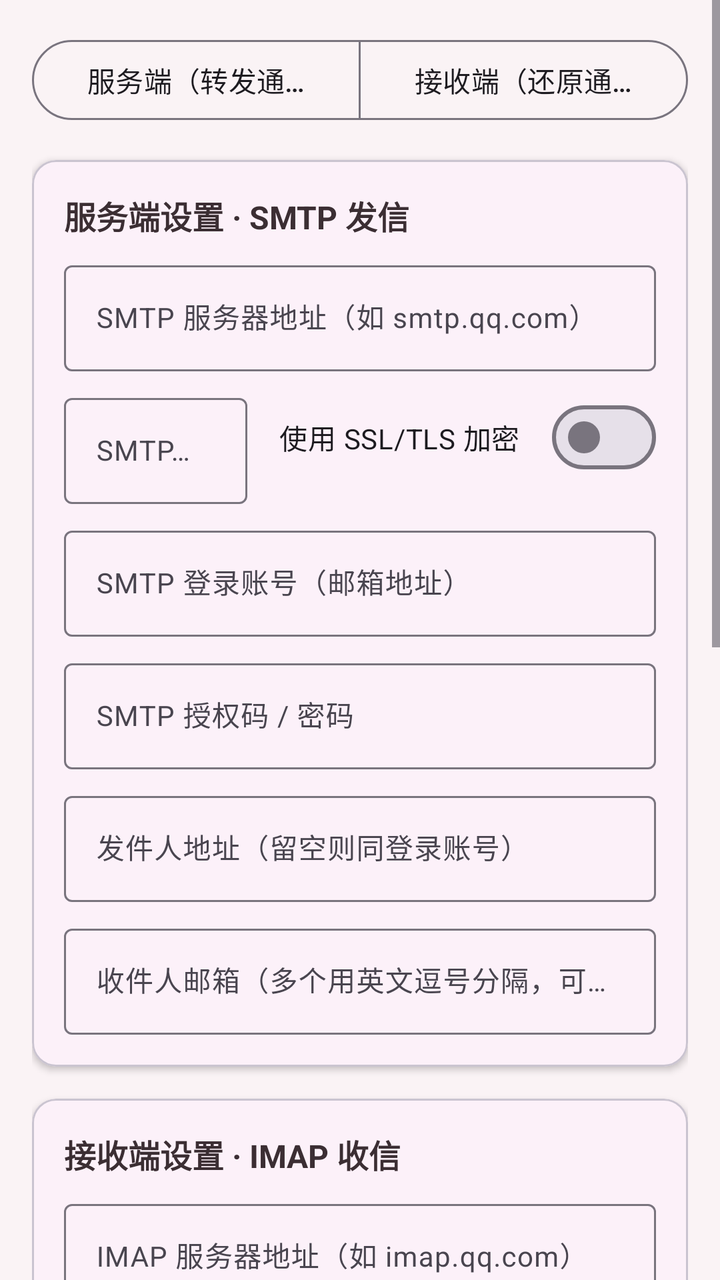
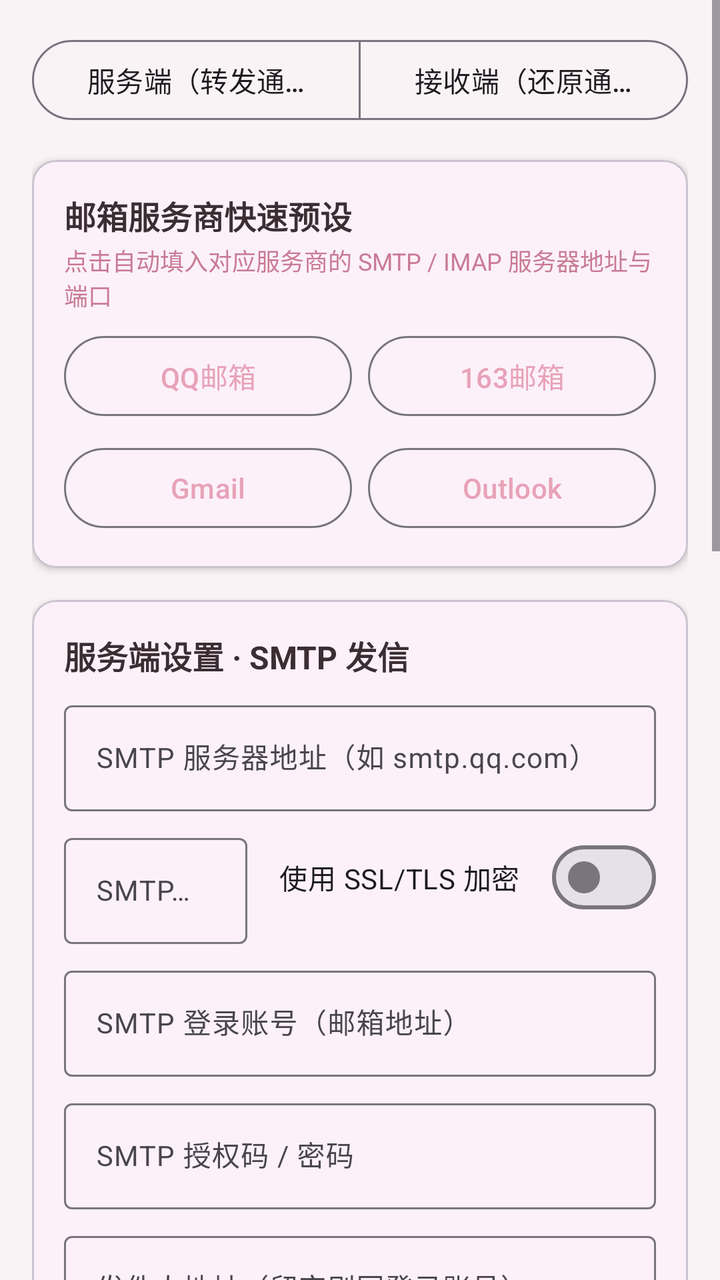

The first picture is an Android layout as it rendered before a commit; the second is the same layout after the commit. The layout source and the unified diff follow.
<!-- AndroidManifest.xml: application theme Theme.MuHanSync -->
<!-- res/layout/activity_main.xml -->
<?xml version="1.0" encoding="utf-8"?>
<ScrollView xmlns:android="http://schemas.android.com/apk/res/android"
    xmlns:app="http://schemas.android.com/apk/res-auto"
    android:layout_width="match_parent"
    android:layout_height="match_parent"
    android:background="@color/background"
    android:fillViewport="true">

    <LinearLayout
        android:layout_width="match_parent"
        android:layout_height="wrap_content"
        android:orientation="vertical"
        android:padding="16dp">

        
        <com.google.android.material.button.MaterialButtonToggleGroup
            android:id="@+id/modeToggle"
            android:layout_width="match_parent"
            android:layout_height="wrap_content"
            app:singleSelection="true"
            app:selectionRequired="true">

            <com.google.android.material.button.MaterialButton
                android:id="@+id/btnModeSender"
                style="?attr/materialButtonOutlinedStyle"
                android:layout_width="0dp"
                android:layout_height="wrap_content"
                android:layout_weight="1"
                android:text="@string/mode_sender" />

            <com.google.android.material.button.MaterialButton
                android:id="@+id/btnModeReceiver"
                style="?attr/materialButtonOutlinedStyle"
                android:layout_width="0dp"
                android:layout_height="wrap_content"
                android:layout_weight="1"
                android:text="@string/mode_receiver" />
        </com.google.android.material.button.MaterialButtonToggleGroup>

        
        <com.google.android.material.card.MaterialCardView
            android:id="@+id/cardSender"
            android:layout_width="match_parent"
            android:layout_height="wrap_content"
            android:layout_marginTop="16dp"
            app:cardCornerRadius="12dp"
            app:cardElevation="2dp">

            <LinearLayout
                android:layout_width="match_parent"
                android:layout_height="wrap_content"
                android:orientation="vertical"
                android:padding="16dp">

                <TextView
                    android:layout_width="wrap_content"
                    android:layout_height="wrap_content"
                    android:text="@string/smtp_settings"
                    android:textColor="@color/text_main"
                    android:textSize="16sp"
                    android:textStyle="bold" />

                <com.google.android.material.textfield.TextInputLayout
                    style="@style/Widget.Material3.TextInputLayout.OutlinedBox"
                    android:layout_width="match_parent"
                    android:layout_height="wrap_content"
                    android:layout_marginTop="8dp"
                    android:hint="@string/smtp_host">

                    <com.google.android.material.textfield.TextInputEditText
                        android:id="@+id/etSmtpHost"
                        android:layout_width="match_parent"
                        android:layout_height="wrap_content"
                        android:inputType="text"
                        android:textSize="14sp" />
                </com.google.android.material.textfield.TextInputLayout>

                <LinearLayout
                    android:layout_width="match_parent"
                    android:layout_height="wrap_content"
                    android:orientation="horizontal">

                    <com.google.android.material.textfield.TextInputLayout
                        style="@style/Widget.Material3.TextInputLayout.OutlinedBox"
                        android:layout_width="0dp"
                        android:layout_height="wrap_content"
                        android:layout_marginTop="8dp"
                        android:layout_weight="1"
                        android:hint="@string/smtp_port">

                        <com.google.android.material.textfield.TextInputEditText
                            android:id="@+id/etSmtpPort"
                            android:layout_width="match_parent"
                            android:layout_height="wrap_content"
                            android:inputType="number"
                            android:textSize="14sp" />
                    </com.google.android.material.textfield.TextInputLayout>

                    <com.google.android.material.materialswitch.MaterialSwitch
                        android:id="@+id/switchSmtpSsl"
                        android:layout_width="wrap_content"
                        android:layout_height="wrap_content"
                        android:layout_gravity="center_vertical"
                        android:layout_marginStart="16dp"
                        android:text="@string/smtp_ssl" />
                </LinearLayout>

                <com.google.android.material.textfield.TextInputLayout
                    style="@style/Widget.Material3.TextInputLayout.OutlinedBox"
                    android:layout_width="match_parent"
                    android:layout_height="wrap_content"
                    android:layout_marginTop="8dp"
                    android:hint="@string/smtp_user">

                    <com.google.android.material.textfield.TextInputEditText
                        android:id="@+id/etSmtpUser"
                        android:layout_width="match_parent"
                        android:layout_height="wrap_content"
                        android:inputType="textEmailAddress"
                        android:textSize="14sp" />
                </com.google.android.material.textfield.TextInputLayout>

                <com.google.android.material.textfield.TextInputLayout
                    style="@style/Widget.Material3.TextInputLayout.OutlinedBox"
                    android:layout_width="match_parent"
                    android:layout_height="wrap_content"
                    android:layout_marginTop="8dp"
                    android:hint="@string/smtp_password">

                    <com.google.android.material.textfield.TextInputEditText
                        android:id="@+id/etSmtpPassword"
                        android:layout_width="match_parent"
                        android:layout_height="wrap_content"
                        android:inputType="textPassword"
                        android:textSize="14sp" />
                </com.google.android.material.textfield.TextInputLayout>

                <com.google.android.material.textfield.TextInputLayout
                    style="@style/Widget.Material3.TextInputLayout.OutlinedBox"
                    android:layout_width="match_parent"
                    android:layout_height="wrap_content"
                    android:layout_marginTop="8dp"
                    android:hint="@string/smtp_from">

                    <com.google.android.material.textfield.TextInputEditText
                        android:id="@+id/etSmtpFrom"
                        android:layout_width="match_parent"
                        android:layout_height="wrap_content"
                        android:inputType="textEmailAddress"
                        android:textSize="14sp" />
                </com.google.android.material.textfield.TextInputLayout>

                <com.google.android.material.textfield.TextInputLayout
                    style="@style/Widget.Material3.TextInputLayout.OutlinedBox"
                    android:layout_width="match_parent"
                    android:layout_height="wrap_content"
                    android:layout_marginTop="8dp"
                    android:hint="@string/recipients">

                    <com.google.android.material.textfield.TextInputEditText
                        android:id="@+id/etRecipients"
                        android:layout_width="match_parent"
                        android:layout_height="wrap_content"
                        android:inputType="textEmailAddress|textMultiLine"
                        android:textSize="14sp" />
                </com.google.android.material.textfield.TextInputLayout>
            </LinearLayout>
        </com.google.android.material.card.MaterialCardView>

        
        <com.google.android.material.card.MaterialCardView
            android:id="@+id/cardReceiver"
            android:layout_width="match_parent"
            android:layout_height="wrap_content"
            android:layout_marginTop="16dp"
            app:cardCornerRadius="12dp"
            app:cardElevation="2dp">

            <LinearLayout
                android:layout_width="match_parent"
                android:layout_height="wrap_content"
                android:orientation="vertical"
                android:padding="16dp">

                <TextView
                    android:layout_width="wrap_content"
                    android:layout_height="wrap_content"
                    android:text="@string/imap_settings"
                    android:textColor="@color/text_main"
                    android:textSize="16sp"
                    android:textStyle="bold" />

                <com.google.android.material.textfield.TextInputLayout
                    style="@style/Widget.Material3.TextInputLayout.OutlinedBox"
                    android:layout_width="match_parent"
                    android:layout_height="wrap_content"
                    android:layout_marginTop="8dp"
                    android:hint="@string/imap_host">

                    <com.google.android.material.textfield.TextInputEditText
                        android:id="@+id/etImapHost"
                        android:layout_width="match_parent"
                        android:layout_height="wrap_content"
                        android:inputType="text"
                        android:textSize="14sp" />
                </com.google.android.material.textfield.TextInputLayout>

                <LinearLayout
                    android:layout_width="match_parent"
                    android:layout_height="wrap_content"
                    android:orientation="horizontal">

                    <com.google.android.material.textfield.TextInputLayout
                        style="@style/Widget.Material3.TextInputLayout.OutlinedBox"
                        android:layout_width="0dp"
                        android:layout_height="wrap_content"
                        android:layout_marginTop="8dp"
                        android:layout_weight="1"
                        android:hint="@string/imap_port">

                        <com.google.android.material.textfield.TextInputEditText
                            android:id="@+id/etImapPort"
                            android:layout_width="match_parent"
                            android:layout_height="wrap_content"
                            android:inputType="number"
                            android:textSize="14sp" />
                    </com.google.android.material.textfield.TextInputLayout>

                    <com.google.android.material.materialswitch.MaterialSwitch
                        android:id="@+id/switchImapSsl"
                        android:layout_width="wrap_content"
                        android:layout_height="wrap_content"
                        android:layout_gravity="center_vertical"
                        android:layout_marginStart="16dp"
                        android:text="@string/imap_ssl" />
                </LinearLayout>

                <com.google.android.material.textfield.TextInputLayout
                    style="@style/Widget.Material3.TextInputLayout.OutlinedBox"
                    android:layout_width="match_parent"
                    android:layout_height="wrap_content"
                    android:layout_marginTop="8dp"
                    android:hint="@string/imap_user">

                    <com.google.android.material.textfield.TextInputEditText
                        android:id="@+id/etImapUser"
                        android:layout_width="match_parent"
                        android:layout_height="wrap_content"
                        android:inputType="textEmailAddress"
                        android:textSize="14sp" />
                </com.google.android.material.textfield.TextInputLayout>

                <com.google.android.material.textfield.TextInputLayout
                    style="@style/Widget.Material3.TextInputLayout.OutlinedBox"
                    android:layout_width="match_parent"
                    android:layout_height="wrap_content"
                    android:layout_marginTop="8dp"
                    android:hint="@string/imap_password">

                    <com.google.android.material.textfield.TextInputEditText
                        android:id="@+id/etImapPassword"
                        android:layout_width="match_parent"
                        android:layout_height="wrap_content"
                        android:inputType="textPassword"
                        android:textSize="14sp" />
                </com.google.android.material.textfield.TextInputLayout>

                <com.google.android.material.textfield.TextInputLayout
                    style="@style/Widget.Material3.TextInputLayout.OutlinedBox"
                    android:layout_width="match_parent"
                    android:layout_height="wrap_content"
                    android:layout_marginTop="8dp"
                    android:hint="@string/imap_folder">

                    <com.google.android.material.textfield.TextInputEditText
                        android:id="@+id/etImapFolder"
                        android:layout_width="match_parent"
                        android:layout_height="wrap_content"
                        android:inputType="text"
                        android:text="INBOX"
                        android:textSize="14sp" />
                </com.google.android.material.textfield.TextInputLayout>
            </LinearLayout>
        </com.google.android.material.card.MaterialCardView>

        
        <com.google.android.material.card.MaterialCardView
            android:layout_width="match_parent"
            android:layout_height="wrap_content"
            android:layout_marginTop="16dp"
            app:cardCornerRadius="12dp"
            app:cardElevation="2dp">

            <LinearLayout
                android:layout_width="match_parent"
                android:layout_height="wrap_content"
                android:orientation="vertical"
                android:padding="16dp">

                <TextView
                    android:layout_width="wrap_content"
                    android:layout_height="wrap_content"
                    android:text="@string/common_settings"
                    android:textColor="@color/text_main"
                    android:textSize="16sp"
                    android:textStyle="bold" />

                <com.google.android.material.textfield.TextInputLayout
                    style="@style/Widget.Material3.TextInputLayout.OutlinedBox"
                    android:layout_width="match_parent"
                    android:layout_height="wrap_content"
                    android:layout_marginTop="8dp"
                    android:hint="@string/device_name">

                    <com.google.android.material.textfield.TextInputEditText
                        android:id="@+id/etDeviceName"
                        android:layout_width="match_parent"
                        android:layout_height="wrap_content"
                        android:inputType="text"
                        android:textSize="14sp" />
                </com.google.android.material.textfield.TextInputLayout>
            </LinearLayout>
        </com.google.android.material.card.MaterialCardView>

        
        <LinearLayout
            android:layout_width="match_parent"
            android:layout_height="wrap_content"
            android:layout_marginTop="16dp"
            android:orientation="horizontal">

            <com.google.android.material.button.MaterialButton
                android:id="@+id/btnSave"
                android:layout_width="0dp"
                android:layout_height="wrap_content"
                android:layout_weight="1"
                android:text="@string/save" />

            <com.google.android.material.button.MaterialButton
                android:id="@+id/btnToggleService"
                android:layout_width="0dp"
                android:layout_height="wrap_content"
                android:layout_marginStart="8dp"
                android:layout_weight="1"
                android:text="@string/toggle_service" />

            <com.google.android.material.button.MaterialButton
                android:id="@+id/btnTest"
                style="?attr/materialButtonOutlinedStyle"
                android:layout_width="0dp"
                android:layout_height="wrap_content"
                android:layout_marginStart="8dp"
                android:layout_weight="1"
                android:text="@string/test" />
        </LinearLayout>

        <TextView
            android:id="@+id/tvStatus"
            android:layout_width="match_parent"
            android:layout_height="wrap_content"
            android:layout_marginTop="12dp"
            android:textColor="@color/text_main"
            android:textSize="13sp" />

        <TextView
            android:id="@+id/btnAbout"
            android:layout_width="match_parent"
            android:layout_height="wrap_content"
            android:layout_marginTop="8dp"
            android:layout_marginBottom="24dp"
            android:gravity="center"
            android:padding="8dp"
            android:text="@string/about_title"
            android:textColor="@color/primary_dark"
            android:textSize="14sp" />
    </LinearLayout>
</ScrollView>
<!-- resources referenced by this layout -->
<resources>
  <color name="background">#FAF3F5</color>
  <color name="primary_dark">#C97B94</color>
  <color name="text_main">#3B2E33</color>
  <string name="about_title">关于慕寒消息云同步</string>
  <string name="common_settings">通用设置</string>
  <string name="device_name">设备名称</string>
  <string name="imap_folder">收件箱文件夹</string>
  <string name="imap_host">IMAP 服务器地址（如 imap.qq.com）</string>
  <string name="imap_password">IMAP 授权码 / 密码</string>
  <string name="imap_port">IMAP 端口</string>
  <string name="imap_settings">接收端设置 · IMAP 收信</string>
  <string name="imap_ssl">使用 SSL/TLS 加密</string>
  <string name="imap_user">IMAP 登录账号（邮箱地址）</string>
  <string name="mode_receiver">接收端（还原通知）</string>
  <string name="mode_sender">服务端（转发通知）</string>
  <string name="recipients">收件人邮箱（多个用英文逗号分隔，可实现多设备同时接收）</string>
  <string name="save">保存设置</string>
  <string name="smtp_from">发件人地址（留空则同登录账号）</string>
  <string name="smtp_host">SMTP 服务器地址（如 smtp.qq.com）</string>
  <string name="smtp_password">SMTP 授权码 / 密码</string>
  <string name="smtp_port">SMTP 端口</string>
  <string name="smtp_settings">服务端设置 · SMTP 发信</string>
  <string name="smtp_ssl">使用 SSL/TLS 加密</string>
  <string name="smtp_user">SMTP 登录账号（邮箱地址）</string>
  <string name="test">测试</string>
  <string name="toggle_service">启动服务</string>
  <style name="Theme.MuHanSync" parent="Theme.Material3.Light.NoActionBar">
          <item name="colorPrimary">@color/primary</item>
          <item name="colorPrimaryDark">@color/primary_dark</item>
          <item name="colorSecondary">@color/accent</item>
          <item name="android:colorBackground">@color/background</item>
          <item name="android:statusBarColor">@color/primary_dark</item>
      </style>
  <color name="primary">#E8A2B8</color>
  <color name="accent">#F5C2D0</color>
</resources>

<!-- the commit's change to res/layout/activity_main.xml (unified diff, before → after) -->
@@ -36,6 +36,86 @@
                 android:layout_weight="1"
                 android:text="@string/mode_receiver" />
         </com.google.android.material.button.MaterialButtonToggleGroup>
+
+        
+        <com.google.android.material.card.MaterialCardView
+            android:layout_width="match_parent"
+            android:layout_height="wrap_content"
+            android:layout_marginTop="16dp"
+            app:cardCornerRadius="12dp"
+            app:cardElevation="2dp">
+
+            <LinearLayout
+                android:layout_width="match_parent"
+                android:layout_height="wrap_content"
+                android:orientation="vertical"
+                android:padding="16dp">
+
+                <TextView
+                    android:layout_width="wrap_content"
+                    android:layout_height="wrap_content"
+                    android:text="@string/preset_title"
+                    android:textColor="@color/text_main"
+                    android:textSize="16sp"
+                    android:textStyle="bold" />
+
+                <TextView
+                    android:layout_width="wrap_content"
+                    android:layout_height="wrap_content"
+                    android:layout_marginTop="2dp"
+                    android:text="@string/preset_hint"
+                    android:textColor="@color/primary_dark"
+                    android:textSize="12sp" />
+
+                <LinearLayout
+                    android:layout_width="match_parent"
+                    android:layout_height="wrap_content"
+                    android:layout_marginTop="8dp"
+                    android:orientation="horizontal">
+
+                    <com.google.android.material.button.MaterialButton
+                        android:id="@+id/btnPresetQQ"
+                        style="?attr/materialButtonOutlinedStyle"
+                        android:layout_width="0dp"
+                        android:layout_height="wrap_content"
+                        android:layout_weight="1"
+                        android:text="@string/preset_qq" />
+
+                    <com.google.android.material.button.MaterialButton
+                        android:id="@+id/btnPreset163"
+                        style="?attr/materialButtonOutlinedStyle"
+                        android:layout_width="0dp"
+                        android:layout_height="wrap_content"
+                        android:layout_marginStart="8dp"
+                        android:layout_weight="1"
+                        android:text="@string/preset_163" />
+                </LinearLayout>
+
+                <LinearLayout
+                    android:layout_width="match_parent"
+                    android:layout_height="wrap_content"
+                    android:layout_marginTop="8dp"
+                    android:orientation="horizontal">
+
+                    <com.google.android.material.button.MaterialButton
+                        android:id="@+id/btnPresetGmail"
+                        style="?attr/materialButtonOutlinedStyle"
+                        android:layout_width="0dp"
+                        android:layout_height="wrap_content"
+                        android:layout_weight="1"
+                        android:text="@string/preset_gmail" />
+
+                    <com.google.android.material.button.MaterialButton
+                        android:id="@+id/btnPresetOutlook"
+                        style="?attr/materialButtonOutlinedStyle"
+                        android:layout_width="0dp"
+                        android:layout_height="wrap_content"
+                        android:layout_marginStart="8dp"
+                        android:layout_weight="1"
+                        android:text="@string/preset_outlook" />
+                </LinearLayout>
+            </LinearLayout>
+        </com.google.android.material.card.MaterialCardView>
 
         
         <com.google.android.material.card.MaterialCardView
<!-- resource entries referenced after the edit -->
@@ -15,6 +15,12 @@
   <string name="imap_user">IMAP 登录账号（邮箱地址）</string>
   <string name="mode_receiver">接收端（还原通知）</string>
   <string name="mode_sender">服务端（转发通知）</string>
+  <string name="preset_163">163邮箱</string>
+  <string name="preset_gmail">Gmail</string>
+  <string name="preset_hint">点击自动填入对应服务商的 SMTP / IMAP 服务器地址与端口</string>
+  <string name="preset_outlook">Outlook</string>
+  <string name="preset_qq">QQ邮箱</string>
+  <string name="preset_title">邮箱服务商快速预设</string>
   <string name="recipients">收件人邮箱（多个用英文逗号分隔，可实现多设备同时接收）</string>
   <string name="save">保存设置</string>
   <string name="smtp_from">发件人地址（留空则同登录账号）</string>
